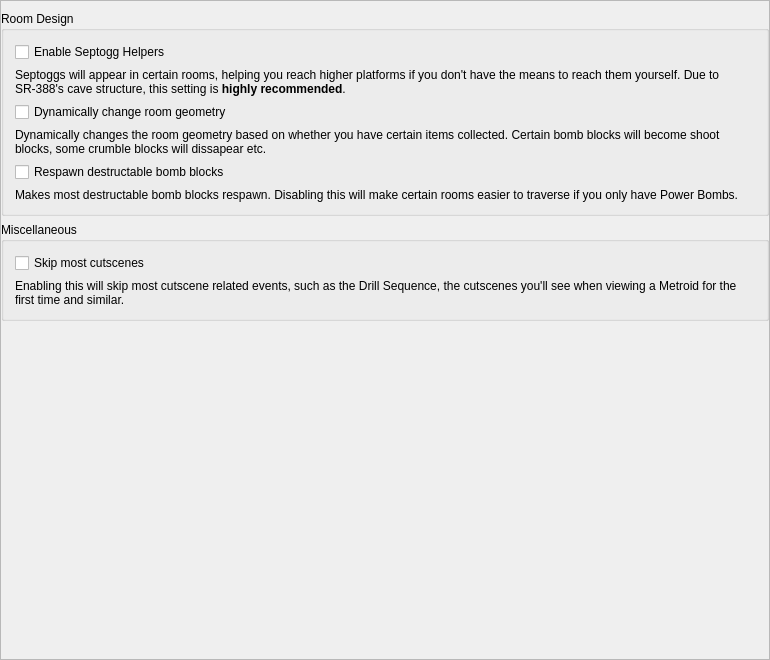
randovania/randovania, file randovania/gui/ui_files/preset_am2r_patches.ui: the form before one commit.
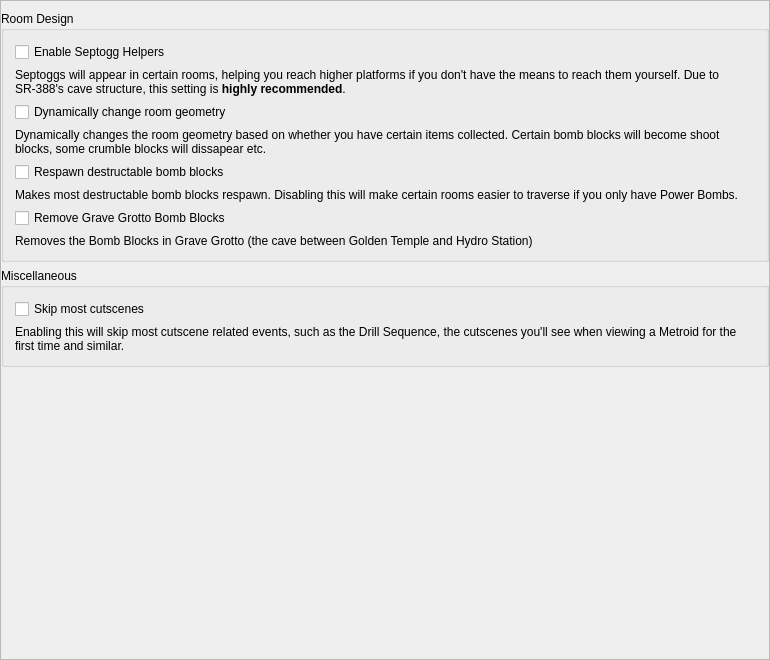
The form after the commit.

```diff
--- a/randovania/gui/ui_files/preset_am2r_patches.ui
+++ b/randovania/gui/ui_files/preset_am2r_patches.ui
@@ -133,6 +133,20 @@
              </property>
             </widget>
            </item>
+           <item>
+            <widget class="QCheckBox" name="remove_grave_grotto_blocks_check">
+             <property name="text">
+              <string>Remove Grave Grotto Bomb Blocks</string>
+             </property>
+            </widget>
+           </item>
+           <item>
+            <widget class="QLabel" name="remove_grave_grotto_blocks_label">
+             <property name="text">
+              <string>Removes the Bomb Blocks in Grave Grotto (the cave between Golden Temple and Hydro Station)</string>
+             </property>
+            </widget>
+           </item>
           </layout>
          </widget>
         </item>
```
